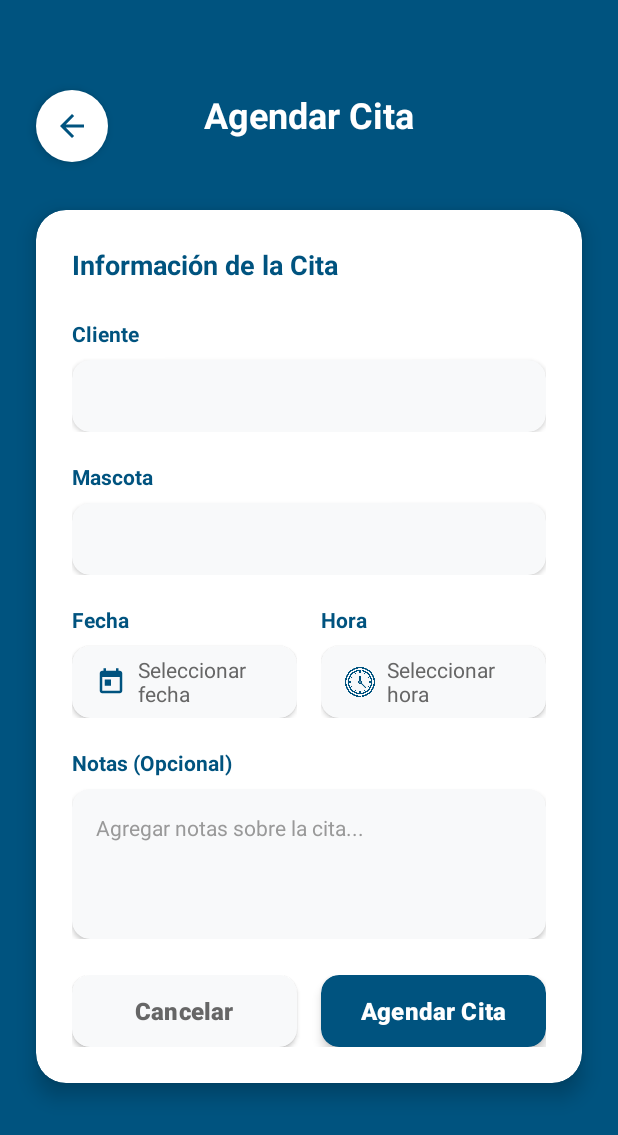
After one commit to FranAO/KIRFVET, an Android app: the AgendarCitas screen opened directly, with no data from a screen before it, on a phone screen of 412 x 824 dp. The commit adds this screen. Shown: the top 1135 px of the screen. Run offline under Robolectric (Android 15) with nearby library versions, the phone set to English and light mode, and no system bars; our stand-ins replace CircleImageView.

Commit message:
Navegacion entre Pantallas

```diff
--- a/app/build.gradle
+++ b/app/build.gradle
@@ -4,12 +4,12 @@ plugins {
 
 android {
     namespace 'com.example.kirfvet'
-    compileSdk 34
+    compileSdk 35
 
     defaultConfig {
         applicationId "com.example.kirfvet"
         minSdk 24
-        targetSdk 34
+        targetSdk 35
         versionCode 1
         versionName "1.0"
 
@@ -32,6 +32,7 @@ dependencies {
     implementation 'androidx.appcompat:appcompat:1.6.1'
     implementation 'com.google.android.material:material:1.11.0'
     implementation 'androidx.constraintlayout:constraintlayout:2.1.4'
+    implementation libs.activity
     testImplementation 'junit:junit:4.13.2'
     androidTestImplementation 'androidx.test.ext:junit:1.1.5'
     androidTestImplementation 'androidx.test.espresso:espresso-core:3.5.1'
--- /dev/null
+++ b/app/src/main/java/com/example/kirfvet/AgendarCitas.java
@@ -0,0 +1,68 @@
+package com.example.kirfvet;
+
+import android.content.Intent;
+import android.os.Bundle;
+import android.widget.ImageButton;
+import android.widget.Spinner;
+import android.widget.ArrayAdapter;
+import android.app.DatePickerDialog;
+import android.app.TimePickerDialog;
+import android.widget.TextView;
+import java.util.Calendar;
+import java.text.SimpleDateFormat;
+import java.util.Locale;
+
+import androidx.activity.EdgeToEdge;
+import androidx.appcompat.app.AppCompatActivity;
+import androidx.core.graphics.Insets;
+import androidx.core.view.ViewCompat;
+import androidx.core.view.WindowInsetsCompat;
+
+import com.example.kirfvet.main.MainActivity;
+
+public class AgendarCitas extends AppCompatActivity {
+
+    @Override
+    protected void onCreate(Bundle savedInstanceState) {
+        super.onCreate(savedInstanceState);
+        EdgeToEdge.enable(this);
+        setContentView(R.layout.activity_agendar_citas);
+        ViewCompat.setOnApplyWindowInsetsListener(findViewById(R.id.main), (v, insets) -> {
+            Insets systemBars = insets.getInsets(WindowInsetsCompat.Type.systemBars());
+            v.setPadding(systemBars.left, systemBars.top, systemBars.right, systemBars.bottom);
+            return insets;
+        });
+
+        ImageButton btnBack = findViewById(R.id.btnBack);
+        btnBack.setOnClickListener(v -> {
+            Intent intent = new Intent(this, MainActivity.class);
+            intent.addFlags(Intent.FLAG_ACTIVITY_REORDER_TO_FRONT);
+            startActivity(intent);
+        });
+
+        // --- Selección de fecha ---
+        TextView tvSelectedDate = findViewById(R.id.tvSelectedDate);
+        tvSelectedDate.setOnClickListener(v -> {
+            Calendar calendar = Calendar.getInstance();
+            DatePickerDialog datePickerDialog = new DatePickerDialog(this, (view, year, month, dayOfMonth) -> {
+                calendar.set(year, month, dayOfMonth);
+                SimpleDateFormat sdf = new SimpleDateFormat("dd/MM/yyyy", Locale.getDefault());
+                tvSelectedDate.setText(sdf.format(calendar.getTime()));
+            }, calendar.get(Calendar.YEAR), calendar.get(Calendar.MONTH), calendar.get(Calendar.DAY_OF_MONTH));
+            datePickerDialog.show();
+        });
+
+        // --- Selección de hora ---
+        TextView tvSelectedTime = findViewById(R.id.tvSelectedTime);
+        tvSelectedTime.setOnClickListener(v -> {
+            Calendar calendar = Calendar.getInstance();
+            TimePickerDialog timePickerDialog = new TimePickerDialog(this, (view, hourOfDay, minute) -> {
+                calendar.set(Calendar.HOUR_OF_DAY, hourOfDay);
+                calendar.set(Calendar.MINUTE, minute);
+                SimpleDateFormat sdf = new SimpleDateFormat("HH:mm", Locale.getDefault());
+                tvSelectedTime.setText(sdf.format(calendar.getTime()));
+            }, calendar.get(Calendar.HOUR_OF_DAY), calendar.get(Calendar.MINUTE), true);
+            timePickerDialog.show();
+        });
+    }
+}
--- /dev/null
+++ b/app/src/main/res/layout/activity_agendar_citas.xml
@@ -0,0 +1,371 @@
+<?xml version="1.0" encoding="utf-8"?>
+<ScrollView xmlns:android="http://schemas.android.com/apk/res/android"
+    xmlns:app="http://schemas.android.com/apk/res-auto"
+    xmlns:tools="http://schemas.android.com/tools"
+    android:id="@+id/main"
+    android:layout_width="match_parent"
+    android:layout_height="match_parent"
+    android:background="#00537F"
+    android:fillViewport="true"
+    tools:context=".AgendarCitas">
+
+    <androidx.constraintlayout.widget.ConstraintLayout
+        android:layout_width="match_parent"
+        android:layout_height="wrap_content"
+        android:paddingBottom="32dp">
+
+        <!-- Back Button -->
+        <ImageButton
+            android:id="@+id/btnBack"
+            android:layout_width="48dp"
+            android:layout_height="48dp"
+            android:background="@drawable/circle_white_background"
+            android:src="@drawable/ic_arrow_back_dark"
+            android:contentDescription="Regresar"
+            android:elevation="4dp"
+            android:padding="12dp"
+            android:layout_marginStart="24dp"
+            android:layout_marginTop="60dp"
+            android:stateListAnimator="@animator/button_state_list_anim"
+            app:layout_constraintStart_toStartOf="parent"
+            app:layout_constraintTop_toTopOf="parent" />
+
+        <!-- Header Title -->
+        <TextView
+            android:id="@+id/tvHeaderTitle"
+            android:layout_width="wrap_content"
+            android:layout_height="wrap_content"
+            android:text="Agendar Cita"
+            android:textColor="#FFFFFF"
+            android:textSize="24sp"
+            android:textStyle="bold"
+            android:layout_marginTop="60dp"
+            app:layout_constraintEnd_toEndOf="parent"
+            app:layout_constraintStart_toStartOf="parent"
+            app:layout_constraintTop_toTopOf="parent" />
+
+        <!-- Main Form Card -->
+        <androidx.cardview.widget.CardView
+            android:id="@+id/formCard"
+            android:layout_width="0dp"
+            android:layout_height="wrap_content"
+            android:layout_marginStart="24dp"
+            android:layout_marginTop="140dp"
+            android:layout_marginEnd="24dp"
+            app:cardCornerRadius="20dp"
+            app:cardElevation="8dp"
+            app:cardBackgroundColor="#FFFFFF"
+            app:layout_constraintEnd_toEndOf="parent"
+            app:layout_constraintStart_toStartOf="parent"
+            app:layout_constraintTop_toTopOf="parent">
+
+            <LinearLayout
+                android:layout_width="match_parent"
+                android:layout_height="wrap_content"
+                android:orientation="vertical"
+                android:padding="24dp">
+
+                <!-- Form Title -->
+                <TextView
+                    android:layout_width="wrap_content"
+                    android:layout_height="wrap_content"
+                    android:text="Información de la Cita"
+                    android:textColor="#00537F"
+                    android:textSize="18sp"
+                    android:textStyle="bold"
+                    android:layout_marginBottom="24dp" />
+
+                <!-- User Selection -->
+                <LinearLayout
+                    android:layout_width="match_parent"
+                    android:layout_height="wrap_content"
+                    android:orientation="vertical"
+                    android:layout_marginBottom="20dp">
+
+                    <TextView
+                        android:layout_width="wrap_content"
+                        android:layout_height="wrap_content"
+                        android:text="Cliente"
+                        android:textColor="#00537F"
+                        android:textSize="14sp"
+                        android:textStyle="bold"
+                        android:layout_marginBottom="8dp" />
+
+                    <androidx.cardview.widget.CardView
+                        android:layout_width="match_parent"
+                        android:layout_height="wrap_content"
+                        app:cardCornerRadius="12dp"
+                        app:cardElevation="2dp"
+                        app:cardBackgroundColor="#F8F9FA">
+
+                        <Spinner
+                            android:id="@+id/spinnerUser"
+                            android:layout_width="match_parent"
+                            android:layout_height="48dp"
+                            android:paddingStart="16dp"
+                            android:paddingEnd="16dp"
+                            android:background="@android:color/transparent" />
+
+                    </androidx.cardview.widget.CardView>
+
+                </LinearLayout>
+
+                <!-- Pet Selection -->
+                <LinearLayout
+                    android:layout_width="match_parent"
+                    android:layout_height="wrap_content"
+                    android:orientation="vertical"
+                    android:layout_marginBottom="20dp">
+
+                    <TextView
+                        android:layout_width="wrap_content"
+                        android:layout_height="wrap_content"
+                        android:text="Mascota"
+                        android:textColor="#00537F"
+                        android:textSize="14sp"
+                        android:textStyle="bold"
+                        android:layout_marginBottom="8dp" />
+
+                    <androidx.cardview.widget.CardView
+                        android:layout_width="match_parent"
+                        android:layout_height="wrap_content"
+                        app:cardCornerRadius="12dp"
+                        app:cardElevation="2dp"
+                        app:cardBackgroundColor="#F8F9FA">
+
+                        <Spinner
+                            android:id="@+id/spinnerPet"
+                            android:layout_width="match_parent"
+                            android:layout_height="48dp"
+                            android:paddingStart="16dp"
+                            android:paddingEnd="16dp"
+                            android:background="@android:color/transparent" />
+
+                    </androidx.cardview.widget.CardView>
+
+                </LinearLayout>
+
+                <!-- Date and Time Row -->
+                <LinearLayout
+                    android:layout_width="match_parent"
+                    android:layout_height="wrap_content"
+                    android:orientation="horizontal"
+                    android:layout_marginBottom="20dp"
+                    android:weightSum="2">
+
+                    <!-- Date Selection -->
+                    <LinearLayout
+                        android:layout_width="0dp"
+                        android:layout_height="wrap_content"
+                        android:layout_weight="1"
+                        android:orientation="vertical"
+                        android:layout_marginEnd="8dp">
+
+                        <TextView
+                            android:layout_width="wrap_content"
+                            android:layout_height="wrap_content"
+                            android:text="Fecha"
+                            android:textColor="#00537F"
+                            android:textSize="14sp"
+                            android:textStyle="bold"
+                            android:layout_marginBottom="8dp" />
+
+                        <androidx.cardview.widget.CardView
+                            android:layout_width="match_parent"
+                            android:layout_height="wrap_content"
+                            app:cardCornerRadius="12dp"
+                            app:cardElevation="2dp"
+                            app:cardBackgroundColor="#F8F9FA">
+
+                            <LinearLayout
+                                android:id="@+id/dateContainer"
+                                android:layout_width="match_parent"
+                                android:layout_height="48dp"
+                                android:orientation="horizontal"
+                                android:gravity="center_vertical"
+                                android:paddingStart="16dp"
+                                android:paddingEnd="16dp"
+                                android:background="?android:attr/selectableItemBackground">
+
+                                <ImageView
+                                    android:layout_width="20dp"
+                                    android:layout_height="20dp"
+                                    android:src="@drawable/ic_calendar"
+                                    app:tint="#00537F"
+                                    android:layout_marginEnd="8dp" />
+
+                                <TextView
+                                    android:id="@+id/tvSelectedDate"
+                                    android:layout_width="0dp"
+                                    android:layout_height="wrap_content"
+                                    android:layout_weight="1"
+                                    android:text="Seleccionar fecha"
+                                    android:textColor="#666666"
+                                    android:textSize="14sp" />
+
+                            </LinearLayout>
+
+                        </androidx.cardview.widget.CardView>
+
+                    </LinearLayout>
+
+                    <!-- Time Selection -->
+                    <LinearLayout
+                        android:layout_width="0dp"
+                        android:layout_height="wrap_content"
+                        android:layout_weight="1"
+                        android:orientation="vertical"
+                        android:layout_marginStart="8dp">
+
+                        <TextView
+                            android:layout_width="wrap_content"
+                            android:layout_height="wrap_content"
+                            android:text="Hora"
+                            android:textColor="#00537F"
+                            android:textSize="14sp"
+                            android:textStyle="bold"
+                            android:layout_marginBottom="8dp" />
+
+                        <androidx.cardview.widget.CardView
+                            android:layout_width="match_parent"
+                            android:layout_height="wrap_content"
+                            app:cardCornerRadius="12dp"
+                            app:cardElevation="2dp"
+                            app:cardBackgroundColor="#F8F9FA">
+
+                            <LinearLayout
+                                android:id="@+id/timeContainer"
+                                android:layout_width="match_parent"
+                                android:layout_height="48dp"
+                                android:orientation="horizontal"
+                                android:gravity="center_vertical"
+                                android:paddingStart="16dp"
+                                android:paddingEnd="16dp"
+                                android:background="?android:attr/selectableItemBackground">
+
+                                <ImageView
+                                    android:layout_width="20dp"
+                                    android:layout_height="20dp"
+                                    android:src="@drawable/reloj"
+                                    app:tint="#00537F"
+                                    android:layout_marginEnd="8dp" />
+
+                                <TextView
+                                    android:id="@+id/tvSelectedTime"
+                                    android:layout_width="0dp"
+                                    android:layout_height="wrap_content"
+                                    android:layout_weight="1"
+                                    android:text="Seleccionar hora"
+                                    android:textColor="#666666"
+                                    android:textSize="14sp" />
+
+                            </LinearLayout>
+
+                        </androidx.cardview.widget.CardView>
+
+                    </LinearLayout>
+
+                </LinearLayout>
+
+                <!-- Notes Section -->
+                <LinearLayout
+                    android:layout_width="match_parent"
+                    android:layout_height="wrap_content"
+                    android:orientation="vertical"
+                    android:layout_marginBottom="24dp">
+
+                    <TextView
+                        android:layout_width="wrap_content"
+                        android:layout_height="wrap_content"
+                        android:text="Notas (Opcional)"
+                        android:textColor="#00537F"
+                        android:textSize="14sp"
+                        android:textStyle="bold"
+                        android:layout_marginBottom="8dp" />
+
+                    <androidx.cardview.widget.CardView
+                        android:layout_width="match_parent"
+                        android:layout_height="wrap_content"
+                        app:cardCornerRadius="12dp"
+                        app:cardElevation="2dp"
+                        app:cardBackgroundColor="#F8F9FA">
+
+                        <EditText
+                            android:id="@+id/etNotes"
+                            android:layout_width="match_parent"
+                            android:layout_height="100dp"
+                            android:padding="16dp"
+                            android:background="@android:color/transparent"
+                            android:hint="Agregar notas sobre la cita..."
+                            android:textColorHint="#999999"
+                            android:textColor="#333333"
+                            android:textSize="14sp"
+                            android:gravity="top"
+                            android:inputType="textMultiLine|textCapSentences" />
+
+                    </androidx.cardview.widget.CardView>
+
+                </LinearLayout>
+
+                <!-- Action Buttons -->
+                <LinearLayout
+                    android:layout_width="match_parent"
+                    android:layout_height="wrap_content"
+                    android:orientation="horizontal"
+                    android:weightSum="2">
+
+                    <!-- Cancel Button -->
+                    <androidx.cardview.widget.CardView
+                        android:layout_width="0dp"
+                        android:layout_height="wrap_content"
+                        android:layout_weight="1"
+                        android:layout_marginEnd="8dp"
+                        app:cardCornerRadius="12dp"
+                        app:cardElevation="2dp"
+                        app:cardBackgroundColor="#F8F9FA">
+
+                        <Button
+                            android:id="@+id/btnCancel"
+                            android:layout_width="match_parent"
+                            android:layout_height="48dp"
+                            android:text="Cancelar"
+                            android:textColor="#666666"
+                            android:textSize="16sp"
+                            android:textStyle="bold"
+                            android:background="@android:color/transparent"
+                            android:stateListAnimator="@animator/button_state_list_anim" />
+
+                    </androidx.cardview.widget.CardView>
+
+                    <!-- Confirm Button -->
+                    <androidx.cardview.widget.CardView
+                        android:layout_width="0dp"
+                        android:layout_height="wrap_content"
+                        android:layout_weight="1"
+                        android:layout_marginStart="8dp"
+                        app:cardCornerRadius="12dp"
+                        app:cardElevation="4dp"
+                        app:cardBackgroundColor="#00537F">
+
+                        <Button
+                            android:id="@+id/btnConfirm"
+                            android:layout_width="match_parent"
+                            android:layout_height="48dp"
+                            android:text="Agendar Cita"
+                            android:textColor="#FFFFFF"
+                            android:textSize="16sp"
+                            android:textStyle="bold"
+                            android:background="@android:color/transparent"
+                            android:stateListAnimator="@animator/button_state_list_anim" />
+
+                    </androidx.cardview.widget.CardView>
+
+                </LinearLayout>
+
+            </LinearLayout>
+
+        </androidx.cardview.widget.CardView>
+
+    </androidx.constraintlayout.widget.ConstraintLayout>
+
+</ScrollView>
```
Also changed, not shown: app/src/main/AndroidManifest.xml (+12 -9 lines), app/src/main/java/com/example/kirfvet/Presentacion.java (+10 -0 lines), app/src/main/java/com/example/kirfvet/auth/Contrasena.java (+8 -0 lines), app/src/main/java/com/example/kirfvet/auth/InicioSesion.java (+14 -0 lines), app/src/main/java/com/example/kirfvet/auth/Registro.java (+8 -0 lines), app/src/main/java/com/example/kirfvet/main/MainActivity.java (+40 -0 lines), app/src/main/java/com/example/kirfvet/pets/CalendarioCitas.java (+43 -0 lines), app/src/main/java/com/example/kirfvet/shop/Tienda.java (+54 -2 lines), app/src/main/java/com/example/kirfvet/utils/InfoUsuario.java (+13 -0 lines), app/src/main/res/layout/activity_info_usuario.xml (+16 -0 lines), app/src/main/res/layout/activity_tienda.xml (+22 -0 lines), app/src/main/res/drawable/reloj.png (added).
